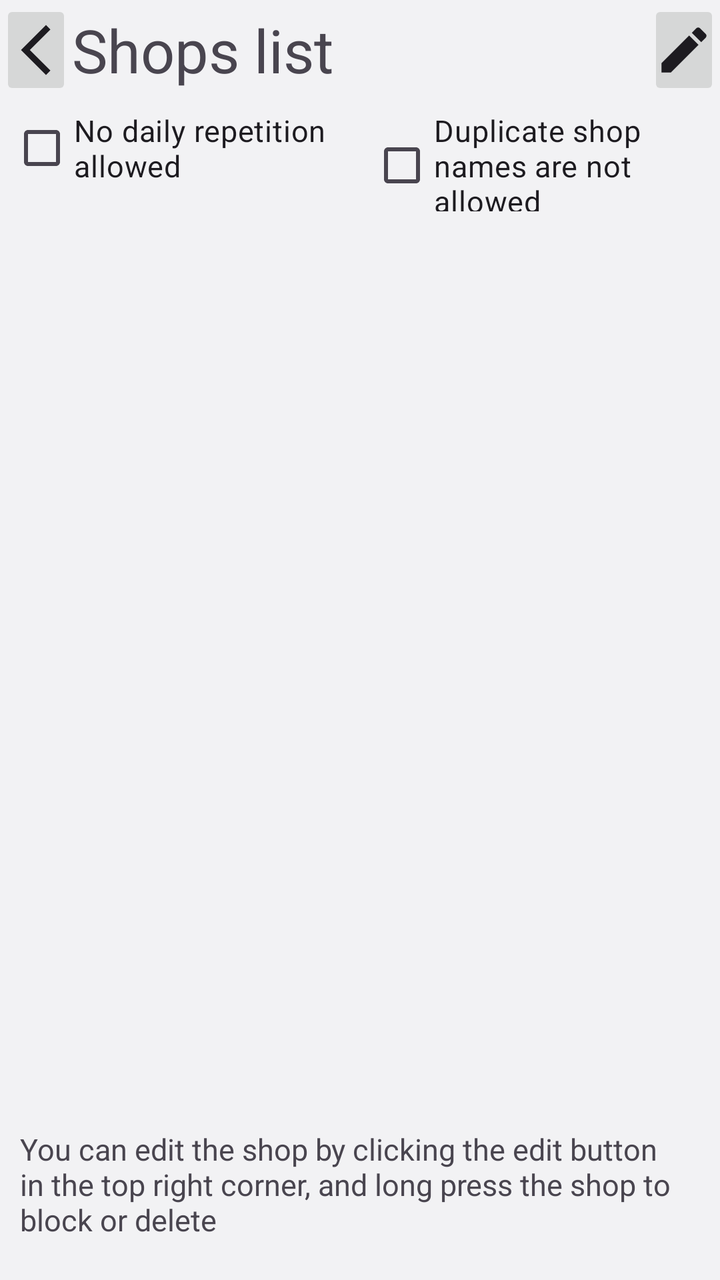
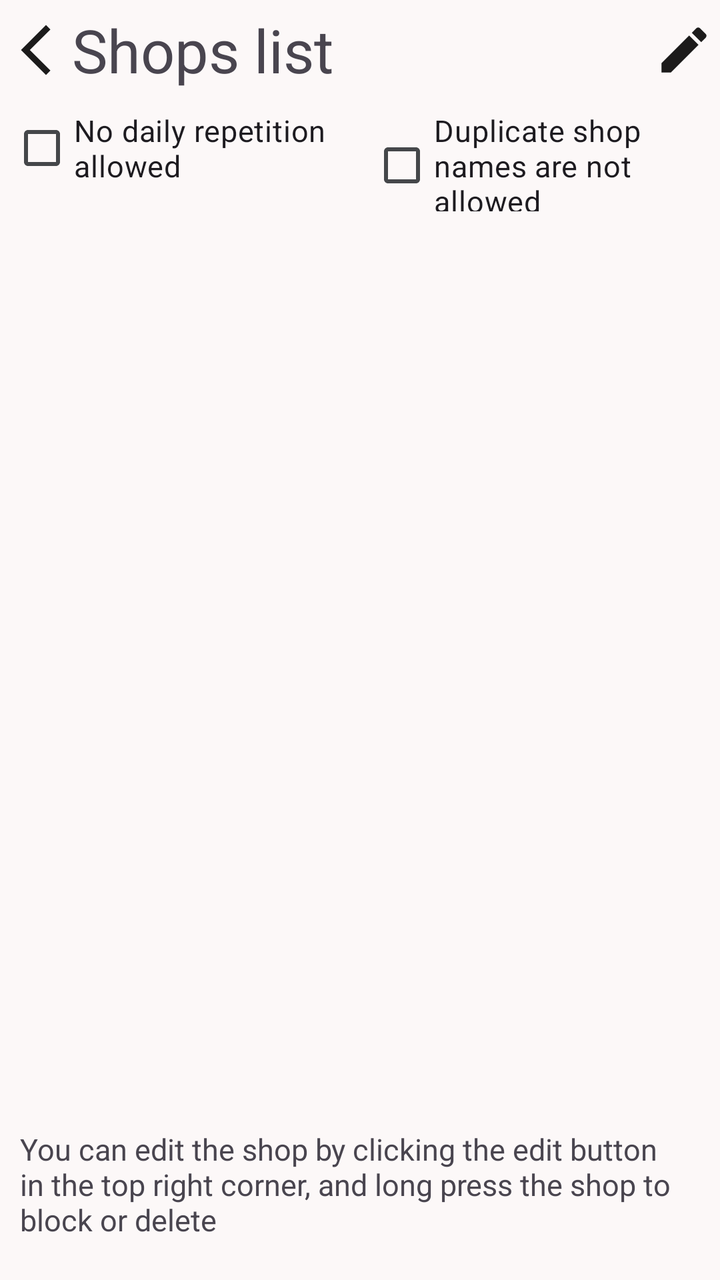

Before-and-after screenshots of an Android layout around one commit, followed by the original layout XML and the change that was made.
<!-- AndroidManifest.xml: application theme Theme.TodayToEat -->
<!-- res/layout/activity_list.xml -->
<?xml version="1.0" encoding="utf-8"?>
<androidx.constraintlayout.widget.ConstraintLayout xmlns:android="http://schemas.android.com/apk/res/android"
    xmlns:app="http://schemas.android.com/apk/res-auto"
    xmlns:tools="http://schemas.android.com/tools"
    android:id="@+id/list_activity"
    android:layout_width="match_parent"
    android:layout_height="match_parent"
    android:layout_marginTop="30sp"
    android:orientation="vertical"
    tools:context=".ListActivity">

    <LinearLayout
        android:id="@+id/linearLayout2"
        android:layout_width="match_parent"
        android:layout_height="wrap_content"
        android:orientation="horizontal"
        tools:ignore="MissingConstraints">

        <ImageButton
            android:id="@+id/ib_back"
            android:layout_width="0dp"
            android:layout_height="50sp"
            android:layout_gravity="center"
            android:layout_weight="1"
            android:src="@drawable/baseline_arrow_back_ios_new_24"
            />

        <TextView
            android:layout_width="0dp"
            android:layout_height="wrap_content"
            android:layout_gravity="center|start"
            android:layout_weight="8"
            android:text="@string/list"
            android:textSize="30sp"
            tools:ignore="MissingConstraints" />

        <ImageButton
            android:id="@+id/ib_edit"
            android:layout_width="0dp"
            android:layout_height="50sp"
            android:layout_gravity="center"
            android:layout_weight="1"
            android:src="@drawable/baseline_edit_30"
            />

    </LinearLayout>

    <LinearLayout
        android:id="@+id/ll_check_box_group"
        android:layout_width="match_parent"
        android:layout_height="wrap_content"
        app:layout_constraintTop_toBottomOf="@id/linearLayout2"
        android:orientation="horizontal">

        <com.google.android.material.checkbox.MaterialCheckBox
            android:id="@+id/cb_repetition"
            android:layout_width="0dp"
            android:layout_weight="1"
            android:layout_height="wrap_content"
            android:layout_marginStart="5dp"
            android:text="@string/repetition"
            android:textSize="15sp"
            />

        <com.google.android.material.checkbox.MaterialCheckBox
            android:id="@+id/cb_similar"
            android:layout_width="0dp"
            android:layout_weight="1"
            android:layout_height="wrap_content"
            android:layout_marginStart="5dp"
            android:text="@string/similar"
            android:textSize="15sp"
            />


    </LinearLayout>

    <ListView
        android:id="@+id/lv_list"
        android:layout_width="match_parent"
        android:layout_height="0dp"
        android:dividerHeight="8sp"
        android:orientation="vertical"
        android:padding="10sp"
        app:layout_constraintTop_toBottomOf="@+id/ll_check_box_group"
        app:layout_constraintBottom_toTopOf="@+id/tv_notice"
        tools:ignore="MissingConstraints" />

    <TextView
        android:id="@+id/tv_notice"
        android:layout_width="match_parent"
        android:layout_height="wrap_content"
        android:layout_marginStart="10dp"
        android:layout_marginTop="10dp"
        android:layout_marginEnd="10dp"
        android:layout_marginBottom="20dp"
        android:text="@string/shop_list_notice"
        android:textSize="15sp"
        app:layout_constraintBottom_toBottomOf="parent"
        app:layout_constraintEnd_toEndOf="parent"
        app:layout_constraintStart_toStartOf="parent"
        app:layout_constraintTop_toBottomOf="@+id/lv_list"
        tools:ignore="MissingConstraints" />


</androidx.constraintlayout.widget.ConstraintLayout>
<!-- resources referenced by this layout -->
<resources>
  <style name="Theme.TodayToEat" parent="Theme.Material3.DayNight.NoActionBar">
          <item name="windowNoTitle">true</item>
          <item name="windowActionBar">false</item>
  
          <item name="android:navigationBarColor">@android:color/transparent</item>
          <item name="android:statusBarColor">@android:color/transparent</item>
          <item name="android:windowLightStatusBar">true</item>
  
          <item name="colorPrimary">@color/white</item>
          <item name="colorOnPrimary">@color/black</item>
          <item name="colorPrimaryVariant">@color/middleGray</item>
          <item name="colorPrimaryContainer">@color/gray</item>
  
          <item name="android:windowBackground">@color/gray</item>
  
          <item name="materialAlertDialogTheme">@style/MyAlertDialog.Light</item>
  
          <item name="colorSurface">@color/white</item>
          <item name="colorOutline">@color/transparent</item>
  
          <item name="radioButtonStyle">@style/Widget.TodayToEat.RadioButton</item>
  
          <item name="itemBackground">@color/transparent</item>
      </style>
  <color name="white">#FFFFFFFF</color>
  <color name="black">#FF000000</color>
  <color name="middleGray">#E7E6E9</color>
  <color name="gray">#F2F2F4</color>
  <style name="MyAlertDialog.Light" parent="ThemeOverlay.Material3.MaterialAlertDialog">
          <item name="colorPrimary">@color/title_color</item>
          <item name="android:textColor">@color/title_color</item>
      </style>
  <color name="transparent">#00ffffff</color>
  <style name="Widget.TodayToEat.RadioButton" parent="Widget.Material3.CompoundButton.RadioButton">
          <item name="buttonTint">@color/radio_button_tint</item>
      </style>
  <color name="title_color">#000000</color>
  <!-- unchanged entries left out for length: 6 -->
</resources>

<!-- the commit's change to res/layout/activity_list.xml (unified diff, before → after) -->
@@ -23,7 +23,7 @@
             android:layout_gravity="center"
             android:layout_weight="1"
             android:src="@drawable/baseline_arrow_back_ios_new_24"
-            />
+            android:backgroundTint="@color/transparent"/>
 
         <TextView
             android:layout_width="0dp"
@@ -41,7 +41,7 @@
             android:layout_gravity="center"
             android:layout_weight="1"
             android:src="@drawable/baseline_edit_30"
-            />
+            android:backgroundTint="@color/transparent"/>
 
     </LinearLayout>
 
@@ -80,6 +80,7 @@
         android:layout_width="match_parent"
         android:layout_height="0dp"
         android:dividerHeight="8sp"
+        android:divider="@color/transparent"
         android:orientation="vertical"
         android:padding="10sp"
         app:layout_constraintTop_toBottomOf="@+id/ll_check_box_group"
<!-- resource entries referenced after the edit -->
@@ -1,42 +1,100 @@
 <!-- resources referenced by this layout -->
 <resources>
-  <style name="Theme.TodayToEat" parent="Theme.Material3.DayNight.NoActionBar">
-          <item name="windowNoTitle">true</item>
-          <item name="windowActionBar">false</item>
-  
-          <item name="android:navigationBarColor">@android:color/transparent</item>
-          <item name="android:statusBarColor">@android:color/transparent</item>
-          <item name="android:windowLightStatusBar">true</item>
-  
-          <item name="colorPrimary">@color/white</item>
-          <item name="colorOnPrimary">@color/black</item>
-          <item name="colorPrimaryVariant">@color/middleGray</item>
-          <item name="colorPrimaryContainer">@color/gray</item>
-  
-          <item name="android:windowBackground">@color/gray</item>
-  
-          <item name="materialAlertDialogTheme">@style/MyAlertDialog.Light</item>
-  
-          <item name="colorSurface">@color/white</item>
-          <item name="colorOutline">@color/transparent</item>
-  
-          <item name="radioButtonStyle">@style/Widget.TodayToEat.RadioButton</item>
-  
-          <item name="itemBackground">@color/transparent</item>
+  <style name="Theme.TodayToEat" parent="Theme.Material3.Light.NoActionBar">
+          <item name="colorPrimary">@color/md_theme_primary</item>
+          <item name="colorOnPrimary">@color/md_theme_onPrimary</item>
+          <item name="colorPrimaryContainer">@color/md_theme_primaryContainer</item>
+          <item name="colorOnPrimaryContainer">@color/md_theme_onPrimaryContainer</item>
+          <item name="colorSecondary">@color/md_theme_secondary</item>
+          <item name="colorOnSecondary">@color/md_theme_onSecondary</item>
+          <item name="colorSecondaryContainer">@color/md_theme_secondaryContainer</item>
+          <item name="colorOnSecondaryContainer">@color/md_theme_onSecondaryContainer</item>
+          <item name="colorTertiary">@color/md_theme_tertiary</item>
+          <item name="colorOnTertiary">@color/md_theme_onTertiary</item>
+          <item name="colorTertiaryContainer">@color/md_theme_tertiaryContainer</item>
+          <item name="colorOnTertiaryContainer">@color/md_theme_onTertiaryContainer</item>
+          <item name="colorError">@color/md_theme_error</item>
+          <item name="colorOnError">@color/md_theme_onError</item>
+          <item name="colorErrorContainer">@color/md_theme_errorContainer</item>
+          <item name="colorOnErrorContainer">@color/md_theme_onErrorContainer</item>
+          <item name="android:colorBackground">@color/md_theme_background</item>
+          <item name="colorOnBackground">@color/md_theme_onBackground</item>
+          <item name="colorSurface">@color/md_theme_surface</item>
+          <item name="colorOnSurface">@color/md_theme_onSurface</item>
+          <item name="colorSurfaceVariant">@color/md_theme_surfaceVariant</item>
+          <item name="colorOnSurfaceVariant">@color/md_theme_onSurfaceVariant</item>
+          <item name="colorOutline">@color/md_theme_outline</item>
+          <item name="colorOutlineVariant">@color/md_theme_outlineVariant</item>
+          <item name="colorSurfaceInverse">@color/md_theme_inverseSurface</item>
+          <item name="colorOnSurfaceInverse">@color/md_theme_inverseOnSurface</item>
+          <item name="colorPrimaryInverse">@color/md_theme_inversePrimary</item>
+          <item name="colorPrimaryFixed">@color/md_theme_primaryFixed</item>
+          <item name="colorOnPrimaryFixed">@color/md_theme_onPrimaryFixed</item>
+          <item name="colorPrimaryFixedDim">@color/md_theme_primaryFixedDim</item>
+          <item name="colorOnPrimaryFixedVariant">@color/md_theme_onPrimaryFixedVariant</item>
+          <item name="colorSecondaryFixed">@color/md_theme_secondaryFixed</item>
+          <item name="colorOnSecondaryFixed">@color/md_theme_onSecondaryFixed</item>
+          <item name="colorSecondaryFixedDim">@color/md_theme_secondaryFixedDim</item>
+          <item name="colorOnSecondaryFixedVariant">@color/md_theme_onSecondaryFixedVariant</item>
+          <item name="colorTertiaryFixed">@color/md_theme_tertiaryFixed</item>
+          <item name="colorOnTertiaryFixed">@color/md_theme_onTertiaryFixed</item>
+          <item name="colorTertiaryFixedDim">@color/md_theme_tertiaryFixedDim</item>
+          <item name="colorOnTertiaryFixedVariant">@color/md_theme_onTertiaryFixedVariant</item>
+          <item name="colorSurfaceDim">@color/md_theme_surfaceDim</item>
+          <item name="colorSurfaceBright">@color/md_theme_surfaceBright</item>
+          <item name="colorSurfaceContainerLowest">@color/md_theme_surfaceContainerLowest</item>
+          <item name="colorSurfaceContainerLow">@color/md_theme_surfaceContainerLow</item>
+          <item name="colorSurfaceContainer">@color/md_theme_surfaceContainer</item>
+          <item name="colorSurfaceContainerHigh">@color/md_theme_surfaceContainerHigh</item>
+          <item name="colorSurfaceContainerHighest">@color/md_theme_surfaceContainerHighest</item>
       </style>
-  <color name="white">#FFFFFFFF</color>
-  <color name="black">#FF000000</color>
-  <color name="middleGray">#E7E6E9</color>
-  <color name="gray">#F2F2F4</color>
-  <style name="MyAlertDialog.Light" parent="ThemeOverlay.Material3.MaterialAlertDialog">
-          <item name="colorPrimary">@color/title_color</item>
-          <item name="android:textColor">@color/title_color</item>
-      </style>
-  <color name="transparent">#00ffffff</color>
-  <style name="Widget.TodayToEat.RadioButton" parent="Widget.Material3.CompoundButton.RadioButton">
-          <item name="buttonTint">@color/radio_button_tint</item>
-      </style>
-  <color name="title_color">#000000</color>
+  <color name="md_theme_primary">#5E5E61</color>
+  <color name="md_theme_onPrimary">#FFFFFF</color>
+  <color name="md_theme_primaryContainer">#E7E6E9</color>
+  <color name="md_theme_onPrimaryContainer">#666769</color>
+  <color name="md_theme_secondary">#5F5E5F</color>
+  <color name="md_theme_onSecondary">#FFFFFF</color>
+  <color name="md_theme_secondaryContainer">#E4E2E3</color>
+  <color name="md_theme_onSecondaryContainer">#656465</color>
+  <color name="md_theme_tertiary">#625D60</color>
+  <color name="md_theme_onTertiary">#FFFFFF</color>
+  <color name="md_theme_tertiaryContainer">#EDE4E8</color>
+  <color name="md_theme_onTertiaryContainer">#6B6569</color>
+  <color name="md_theme_error">#BA1A1A</color>
+  <color name="md_theme_onError">#FFFFFF</color>
+  <color name="md_theme_errorContainer">#FFDAD6</color>
+  <color name="md_theme_onErrorContainer">#93000A</color>
+  <color name="md_theme_background">#FCF8F8</color>
+  <color name="md_theme_onBackground">#1C1B1B</color>
+  <color name="md_theme_surface">#FCF8F8</color>
+  <color name="md_theme_onSurface">#1C1B1B</color>
+  <color name="md_theme_surfaceVariant">#E2E2E6</color>
+  <color name="md_theme_onSurfaceVariant">#45474A</color>
+  <color name="md_theme_outline">#76777B</color>
+  <color name="md_theme_outlineVariant">#C6C6CA</color>
+  <color name="md_theme_inverseSurface">#313030</color>
+  <color name="md_theme_inverseOnSurface">#F4F0EF</color>
+  <color name="md_theme_inversePrimary">#C7C6C9</color>
+  <color name="md_theme_primaryFixed">#E3E2E5</color>
+  <color name="md_theme_onPrimaryFixed">#1A1C1E</color>
+  <color name="md_theme_primaryFixedDim">#C7C6C9</color>
+  <color name="md_theme_onPrimaryFixedVariant">#464749</color>
+  <color name="md_theme_secondaryFixed">#E4E2E3</color>
+  <color name="md_theme_onSecondaryFixed">#1B1B1C</color>
+  <color name="md_theme_secondaryFixedDim">#C8C6C7</color>
+  <color name="md_theme_onSecondaryFixedVariant">#474648</color>
+  <color name="md_theme_tertiaryFixed">#E9E0E4</color>
+  <color name="md_theme_onTertiaryFixed">#1E1A1D</color>
+  <color name="md_theme_tertiaryFixedDim">#CDC4C8</color>
+  <color name="md_theme_onTertiaryFixedVariant">#4A4549</color>
+  <color name="md_theme_surfaceDim">#DDD9D9</color>
+  <color name="md_theme_surfaceBright">#FCF8F8</color>
+  <color name="md_theme_surfaceContainerLowest">#FFFFFF</color>
+  <color name="md_theme_surfaceContainerLow">#F7F3F2</color>
+  <color name="md_theme_surfaceContainer">#F1EDED</color>
+  <color name="md_theme_surfaceContainerHigh">#EBE7E7</color>
+  <color name="md_theme_surfaceContainerHighest">#E5E2E1</color>
+  <color name="transparent">#00000000</color>
   <!-- unchanged entries left out for length: 6 -->
 </resources>
 
